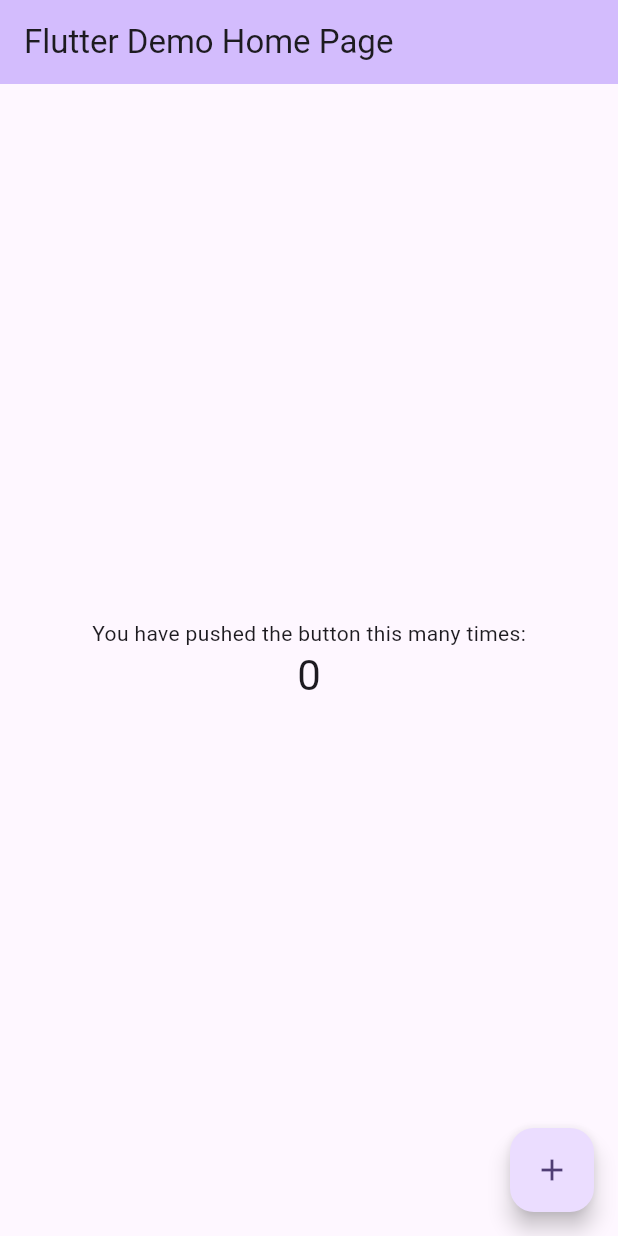
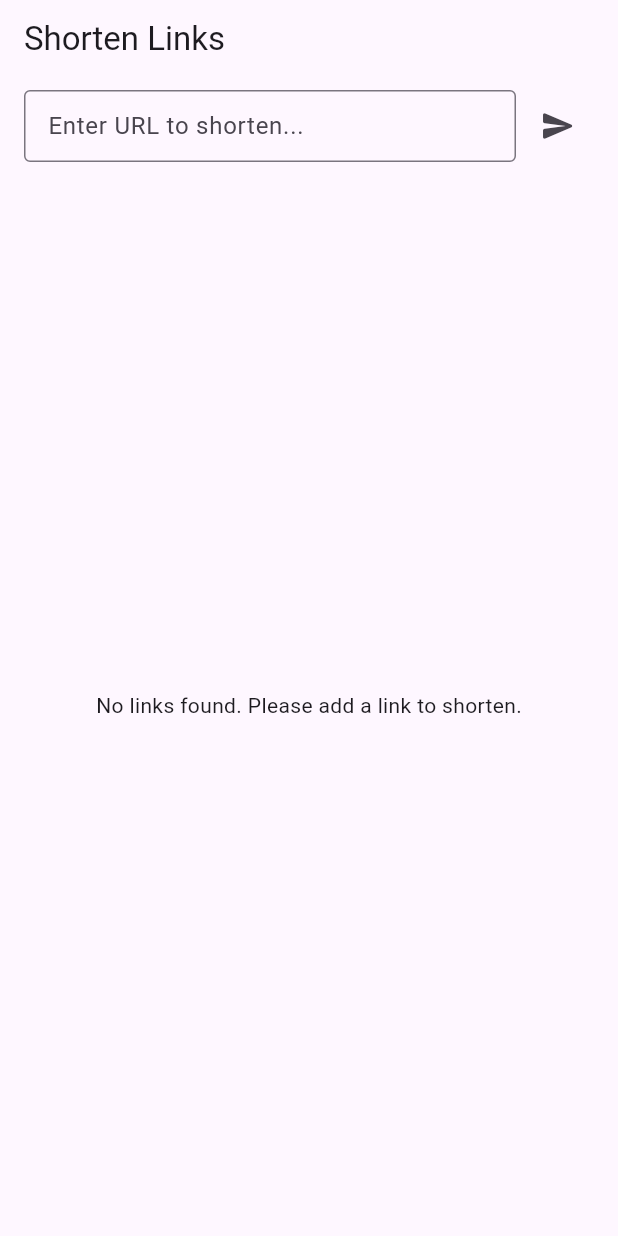
Before and after one commit to pedrohba/shorten-links, a Flutter app: the screen it shows after launch, on a phone screen of 412 x 824 dp. Run offline on Flutter 3.47's test engine with Material 3 defaults, Android fonts, the phone set to English and light mode, and no system bars.

Commit message:
feat(presentation): Implement UI + StateManagement

````diff
--- a/lib/app.dart
+++ b/lib/app.dart
@@ -1,5 +1,8 @@
 import 'package:flutter/material.dart';
-import 'pages/home_page.dart';
+import 'package:shorten_links/network/api_client.dart';
+import 'package:shorten_links/pages/home_view_model.dart';
+import 'package:shorten_links/repositories/link_repository_remote.dart';
+import 'pages/home_screen.dart';
 
 class MyApp extends StatelessWidget {
   const MyApp({super.key});
@@ -7,11 +10,11 @@ class MyApp extends StatelessWidget {
   @override
   Widget build(BuildContext context) {
     return MaterialApp(
-      title: 'Flutter Demo',
+      title: 'Shorten Links',
       theme: ThemeData(
         colorScheme: ColorScheme.fromSeed(seedColor: Colors.deepPurple),
       ),
-      home: const MyHomePage(title: 'Flutter Demo Home Page'),
+      home: HomeScreen(HomeViewModel(LinkRepositoryRemote(ApiClient()))),
     );
   }
 }
--- a/lib/pages/home_page.dart
+++ /dev/null
@@ -1,47 +0,0 @@
-import 'package:flutter/material.dart';
-
-class MyHomePage extends StatefulWidget {
-  const MyHomePage({super.key, required this.title});
-
-  final String title;
-
-  @override
-  State<MyHomePage> createState() => _MyHomePageState();
-}
-
-class _MyHomePageState extends State<MyHomePage> {
-  int _counter = 0;
-
-  void _incrementCounter() {
-    setState(() {
-      _counter++;
-    });
-  }
-
-  @override
-  Widget build(BuildContext context) {
-    return Scaffold(
-      appBar: AppBar(
-        backgroundColor: Theme.of(context).colorScheme.inversePrimary,
-        title: Text(widget.title),
-      ),
-      body: Center(
-        child: Column(
-          mainAxisAlignment: MainAxisAlignment.center,
-          children: <Widget>[
-            const Text('You have pushed the button this many times:'),
-            Text(
-              '$_counter',
-              style: Theme.of(context).textTheme.headlineMedium,
-            ),
-          ],
-        ),
-      ),
-      floatingActionButton: FloatingActionButton(
-        onPressed: _incrementCounter,
-        tooltip: 'Increment',
-        child: const Icon(Icons.add),
-      ),
-    );
-  }
-}
--- /dev/null
+++ b/lib/pages/home_screen.dart
@@ -0,0 +1,107 @@
+import 'package:flutter/material.dart';
+import 'package:shorten_links/pages/home_view_model.dart';
+import 'package:shorten_links/pages/widgets/link_list_tile.dart';
+import 'package:shorten_links/pages/widgets/url_input_field.dart';
+
+class HomeScreen extends StatefulWidget {
+  const HomeScreen(this.viewModel, {super.key});
+
+  final HomeViewModel viewModel;
+
+  @override
+  State<HomeScreen> createState() => _HomeScreenState();
+}
+
+class _HomeScreenState extends State<HomeScreen> {
+  final TextEditingController _urlController = TextEditingController();
+
+  HomeViewModel get viewModel => widget.viewModel;
+
+  @override
+  Widget build(BuildContext context) {
+    return ValueListenableBuilder(
+      valueListenable: viewModel.state,
+      builder: (context, state, child) {
+        showErrorIfExists(state.error);
+        return Scaffold(
+          appBar: AppBar(
+            title: const Text('Shorten Links'),
+            bottom: PreferredSize(
+              preferredSize: const Size.fromHeight(60),
+              child: UrlInputField(
+                controller: _urlController,
+                onSendPressed: _onSendPressed,
+                isShortening: state.isShortening,
+              ),
+            ),
+          ),
+          body: SafeArea(
+            child: Builder(
+              builder: (context) {
+                if (state.links.isEmpty) {
+                  return const Center(
+                    child: Text(
+                      'No links found. Please add a link to shorten.',
+                    ),
+                  );
+                }
+                return Column(
+                  crossAxisAlignment: CrossAxisAlignment.stretch,
+                  children: [
+                    Padding(
+                      padding: const EdgeInsets.all(8.0),
+                      child: Text(
+                        'Recently shortened links',
+                        style: Theme.of(context).textTheme.titleMedium
+                            ?.copyWith(fontWeight: FontWeight.bold),
+                      ),
+                    ),
+                    Expanded(
+                      child: ListView.separated(
+                        separatorBuilder: (context, index) => const Divider(),
+                        itemCount: state.links.length,
+                        itemBuilder: (context, index) {
+                          final link = state.links[index];
+                          return LinkListTile(link: link);
+                        },
+                      ),
+                    ),
+                  ],
+                );
+              },
+            ),
+          ),
+        );
+      },
+    );
+  }
+
+  void showErrorIfExists(String? error) {
+    if (error != null) {
+      // Making sure the build is complete before showing the snackbar
+      WidgetsBinding.instance.addPostFrameCallback((_) {
+        if (mounted) {
+          ScaffoldMessenger.of(context).showSnackBar(
+            SnackBar(
+              content: Text(error),
+              backgroundColor: ColorScheme.of(context).error,
+            ),
+          );
+        }
+      });
+    }
+  }
+
+  void _onSendPressed() {
+    final url = _urlController.text.trim();
+    if (url.isNotEmpty) {
+      viewModel.shortenUrl(url);
+    }
+  }
+
+  @override
+  void dispose() {
+    _urlController.dispose();
+    super.dispose();
+  }
+}
--- /dev/null
+++ b/lib/pages/home_state.dart
@@ -0,0 +1,13 @@
+import 'package:shorten_links/domain/models/link.dart';
+
+class HomeState {
+  final List<Link> links;
+  final bool isShortening;
+  final String? error;
+
+  factory HomeState.initial() {
+    return HomeState(links: [], isShortening: false, error: null);
+  }
+
+  HomeState({required this.links, this.isShortening = false, this.error});
+}
--- /dev/null
+++ b/lib/pages/home_view_model.dart
@@ -0,0 +1,55 @@
+import 'package:flutter/foundation.dart';
+import 'package:shorten_links/domain/exceptions/parse_exception.dart'
+    show ParseException;
+import 'package:shorten_links/domain/models/link.dart';
+import 'package:shorten_links/network/http_exception.dart';
+import 'package:shorten_links/pages/home_state.dart';
+import 'package:shorten_links/repositories/link_repository.dart';
+import 'package:shorten_links/utils/result.dart';
+
+class HomeViewModel {
+  HomeViewModel(this._linkRepository);
+
+  final LinkRepository _linkRepository;
+  final ValueNotifier<HomeState> _state = ValueNotifier(HomeState.initial());
+  ValueListenable<HomeState> get state => _state;
+  List<Link> get links => _state.value.links;
+
+  Future<void> shortenUrl(String url) async {
+    _emitShortening();
+
+    final result = await _linkRepository.shortenUrl(url);
+    switch (result) {
+      case Ok():
+        _emitSuccess(result.value);
+      case Error():
+        _emitError(_getErrorMessage(result.error));
+    }
+  }
+
+  String _getErrorMessage(dynamic error) {
+    if (error is HttpException) {
+      return 'Network error: ${error.message}.';
+    } else if (error is ParseException) {
+      return 'Invalid response from server.';
+    } else {
+      return 'An unexpected error occurred.';
+    }
+  }
+
+  void _emitShortening() {
+    _state.value = HomeState(links: links, isShortening: true, error: null);
+  }
+
+  void _emitError(String error) {
+    _state.value = HomeState(links: links, isShortening: false, error: error);
+  }
+
+  void _emitSuccess(Link link) {
+    _state.value = HomeState(
+      links: [...links, link],
+      isShortening: false,
+      error: null,
+    );
+  }
+}
--- /dev/null
+++ b/lib/pages/widgets/link_list_tile.dart
@@ -0,0 +1,29 @@
+import 'package:flutter/material.dart';
+import 'package:shorten_links/domain/models/link.dart';
+
+class LinkListTile extends StatelessWidget {
+  const LinkListTile({super.key, required this.link});
+  final Link link;
+
+  @override
+  Widget build(BuildContext context) {
+    return Padding(
+      padding: const EdgeInsets.all(8.0),
+      child: Column(
+        mainAxisSize: MainAxisSize.min,
+        crossAxisAlignment: CrossAxisAlignment.stretch,
+        children: [
+          Text(link.url, style: Theme.of(context).textTheme.titleMedium),
+          Text(
+            'Alias: ${link.alias}',
+            style: Theme.of(context).textTheme.bodyMedium,
+          ),
+          Text(
+            'Short URL: ${link.shortUrl}',
+            style: Theme.of(context).textTheme.bodyMedium,
+          ),
+        ],
+      ),
+    );
+  }
+}
--- /dev/null
+++ b/lib/pages/widgets/url_input_field.dart
@@ -0,0 +1,56 @@
+import 'package:flutter/material.dart';
+
+class UrlInputField extends StatelessWidget {
+  const UrlInputField({
+    super.key,
+    required this.controller,
+    required this.onSendPressed,
+    required this.isShortening,
+  });
+
+  final TextEditingController controller;
+  final VoidCallback onSendPressed;
+  final bool isShortening;
+
+  @override
+  Widget build(BuildContext context) {
+    return Padding(
+      padding: const EdgeInsets.symmetric(horizontal: 16, vertical: 8),
+      child: Row(
+        spacing: 4,
+        children: [
+          Expanded(
+            child: TextField(
+              controller: controller,
+              decoration: const InputDecoration(
+                hintText: 'Enter URL to shorten...',
+                border: OutlineInputBorder(),
+                contentPadding: EdgeInsets.symmetric(
+                  horizontal: 12,
+                  vertical: 8,
+                ),
+              ),
+            ),
+          ),
+          SizedBox(
+            width: 48,
+            height: 48,
+            child: isShortening
+                ? Center(
+                    child: SizedBox(
+                      width: 24,
+                      height: 24,
+                      child: CircularProgressIndicator(strokeWidth: 2),
+                    ),
+                  )
+                : IconButton(
+                    onPressed: onSendPressed,
+                    icon: const Icon(Icons.send_rounded),
+                    tooltip: 'Shorten URL',
+                  ),
+          ),
+        ],
+      ),
+    );
+  }
+}
--- a/lib/repositories/link_repository.dart
+++ b/lib/repositories/link_repository.dart
@@ -1,22 +1,8 @@
-import 'package:shorten_links/network/api_client.dart';
 import 'package:shorten_links/domain/models/link.dart';
-import 'package:shorten_links/repositories/dtos/get_url_response.dart';
-import 'package:shorten_links/repositories/dtos/shorten_url_response.dart';
+import 'package:shorten_links/utils/result.dart';
 
-class LinkRepository {
-  final ApiClient _apiClient;
+abstract class LinkRepository {
+  Future<Result<Link>> shortenUrl(String url);
 
-  LinkRepository(this._apiClient);
-
-  Future<Link> shortenUrl(String url) async {
-    final rawResponse = await _apiClient.post('/alias', {'url': url});
-    final response = ShortenUrlResponse.fromJson(rawResponse);
-    return response.toDomain();
-  }
-
-  Future<String> getOriginalUrl(String alias) async {
-    final rawResponse = await _apiClient.get('/alias/$alias');
-    final response = GetUrlResponse.fromJson(rawResponse);
-    return response.toDomain();
-  }
+  Future<Result<String>> getOriginalUrl(String alias);
 }
--- /dev/null
+++ b/lib/utils/result.dart
@@ -0,0 +1,50 @@
+// Taken from https://github.com/flutter/samples/blob/main/compass_app/app/lib/utils/result.dart
+
+// Copyright 2024 The Flutter team. All rights reserved.
+// Use of this source code is governed by a BSD-style license that can be
+// found in the LICENSE file.
+
+/// Utility class to wrap result data
+///
+/// Evaluate the result using a switch statement:
+/// ```dart
+/// switch (result) {
+///   case Ok(): {
+///     print(result.value);
+///   }
+///   case Error(): {
+///     print(result.error);
+///   }
+/// }
+/// ```
+sealed class Result<T> {
+  const Result();
+
+  /// Creates a successful [Result], completed with the specified [value].
+  const factory Result.ok(T value) = Ok._;
+
+  /// Creates an error [Result], completed with the specified [error].
+  const factory Result.error(Exception error) = Error._;
+}
+
+/// Subclass of Result for values
+final class Ok<T> extends Result<T> {
+  const Ok._(this.value);
+
+  /// Returned value in result
+  final T value;
+
+  @override
+  String toString() => 'Result<$T>.ok($value)';
+}
+
+/// Subclass of Result for errors
+final class Error<T> extends Result<T> {
+  const Error._(this.error);
+
+  /// Returned error in result
+  final Exception error;
+
+  @override
+  String toString() => 'Result<$T>.error($error)';
+}
````
Also changed, not shown: lib/repositories/link_repository_remote.dart (added, +38 -0 lines), 5 other files.
